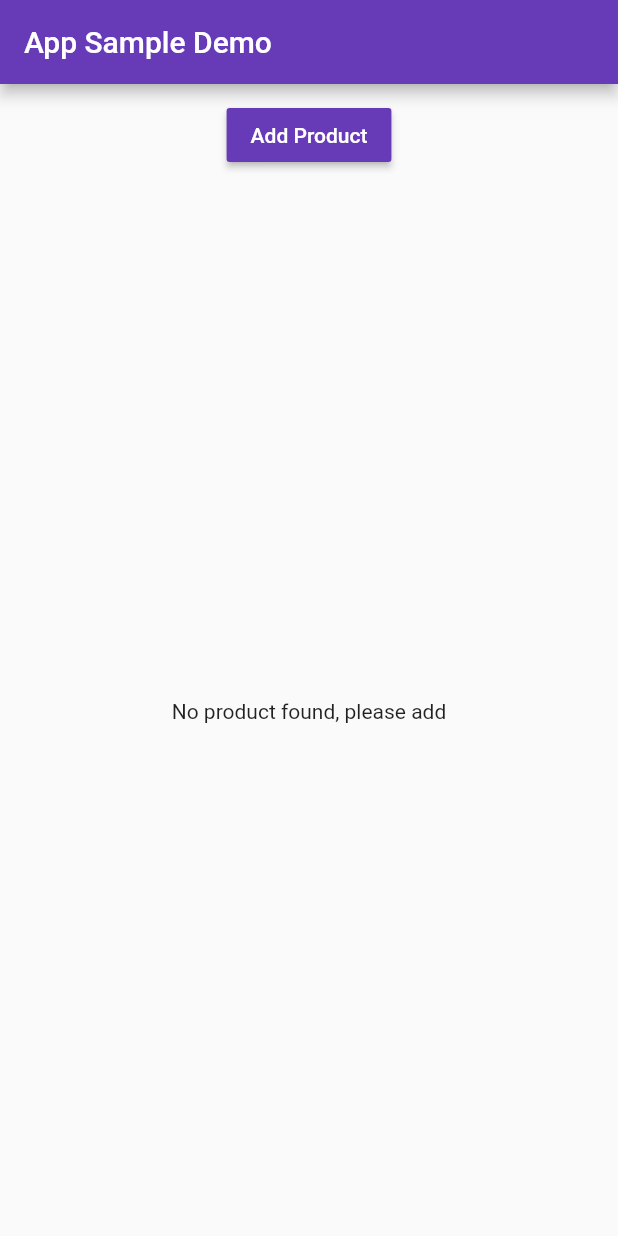
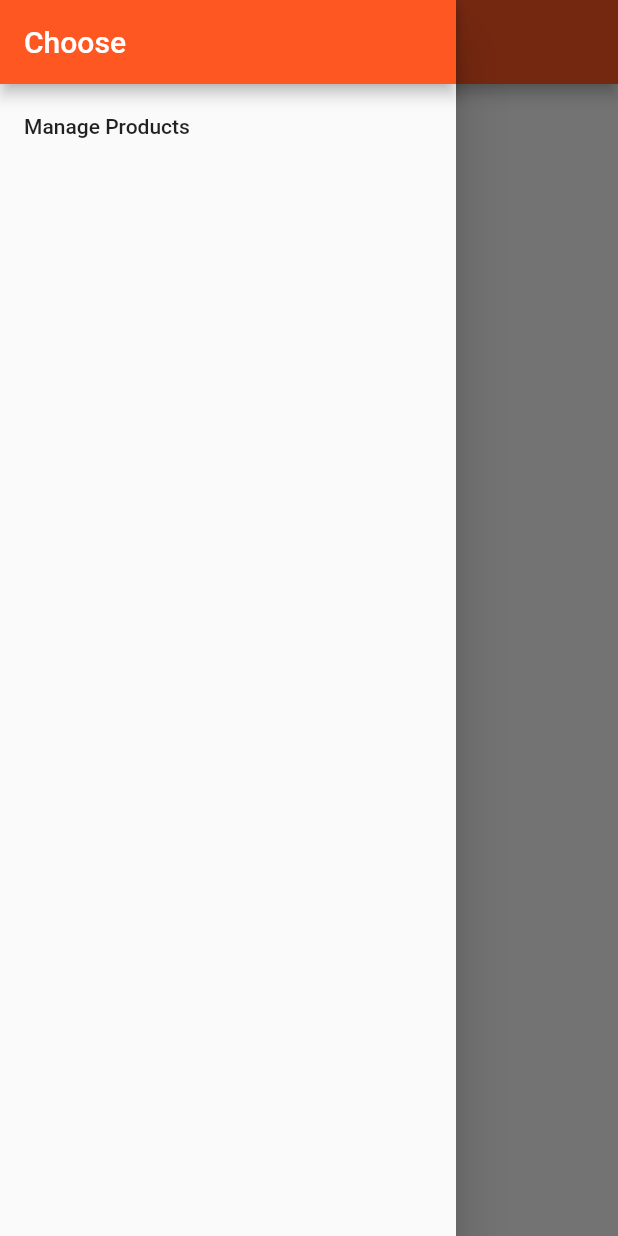
Before and after one commit to akashandroid90/food_app, a Flutter app: the screen it shows after launch, with the side drawer open (before the commit the screen has no drawer), on a phone screen of 412 x 824 dp. Run offline on Flutter 3.47's test engine with Material 2 defaults, Android fonts, the phone set to English and light mode, and no system bars.

Commit message:
update code

```diff
--- a/lib/main.dart
+++ b/lib/main.dart
@@ -1,21 +1,71 @@
 import 'package:flutter/material.dart';
-import 'package:flutter_app/pages/home.dart';
+import 'package:flutter_app/pages/product.dart';
+import 'package:flutter_app/pages/products.dart';
+import 'package:flutter_app/pages/products_admin.dart';
 // import 'package:flutter/rendering.dart';
 
-main() {
+void main() {
   // debugPaintSizeEnabled = true;
   // debugPaintBaselinesEnabled = true;
   // debugPaintPointersEnabled = true;
   runApp(MyApp());
 }
 
-class MyApp extends StatelessWidget {
+class MyApp extends StatefulWidget {
+  @override
+  State<StatefulWidget> createState() {
+    return _MyAppState();
+  }
+}
+
+class _MyAppState extends State<MyApp> {
+  List<Map<String, String>> _products = [];
+
+  void _addProduct(Map<String, String> product) {
+    setState(() {
+      _products.add(product);
+    });
+    print(_products);
+  }
+
+  void _deleteProduct(int index) {
+    setState(() {
+      _products.removeAt(index);
+    });
+  }
+
   @override
   Widget build(BuildContext context) {
     return MaterialApp(
       // debugShowMaterialGrid: true,
-      theme: ThemeData(primarySwatch: Colors.deepPurple),
-      home: HomePage(),
+      theme: ThemeData(
+          brightness: Brightness.light,
+          primarySwatch: Colors.deepOrange,
+          accentColor: Colors.deepPurple),
+      // home: AuthPage(),
+      routes: {
+        '/': (BuildContext context) =>
+            ProductsPage(_products, _addProduct, _deleteProduct),
+        '/admin': (BuildContext context) => ProductsAdminPage()
+      },
+      onGenerateRoute: (RouteSettings settings) {
+        final List<String> pathElements = settings.name.split('/');
+        if (pathElements[0] != '') {
+          return null;
+        } else if (pathElements[1] == 'product') {
+          final int index = int.parse(pathElements[2]);
+          return MaterialPageRoute<bool>(
+            builder: (BuildContext context) => ProductPage(
+                _products[index]['title'], _products[index]['image']),
+          );
+        }
+        return null;
+      },
+      onUnknownRoute: (RouteSettings settings) {
+        return MaterialPageRoute(
+            builder: (BuildContext context) =>
+                ProductsPage(_products, _addProduct, _deleteProduct));
+      },
     );
   }
 }
--- a/lib/pages/home.dart
+++ /dev/null
@@ -1,15 +0,0 @@
-import 'package:flutter/material.dart';
-
-import '../product_manager.dart';
-
-class HomePage extends StatelessWidget {
-  @override
-  Widget build(BuildContext context) {
-    return Scaffold(
-      appBar: AppBar(
-        title: Text('App Sample Demo'),
-      ),
-      body: ProductManager(),
-    );
-  }
-}
--- /dev/null
+++ b/lib/pages/products.dart
@@ -0,0 +1,37 @@
+import 'package:flutter/material.dart';
+
+import '../product_manager.dart';
+
+class ProductsPage extends StatelessWidget {
+  final List<Map<String,String>> product;
+  final Function addProduct;
+  final Function deleteProduct;
+
+ProductsPage(this.product,this.addProduct,this.deleteProduct);
+
+  @override
+  Widget build(BuildContext context) {
+    return Scaffold(
+      drawer: Drawer(
+        child: Column(
+          children: <Widget>[
+            AppBar(
+              automaticallyImplyLeading: false,
+              title: Text('Choose'),
+            ),
+            ListTile(
+              title: Text('Manage Products'),
+              onTap: () {
+                Navigator.pushReplacementNamed(context, '/admin');
+              },
+            )
+          ],
+        ),
+      ),
+      appBar: AppBar(
+        title: Text('EasyList'),
+      ),
+      body: ProductManager(product,addProduct,deleteProduct),
+    );
+  }
+}
--- a/lib/product_control.dart
+++ b/lib/product_control.dart
@@ -2,17 +2,17 @@ import 'package:flutter/material.dart';
 
 class ProductControl extends StatelessWidget {
   final Function addProduct;
+
   ProductControl(this.addProduct);
 
   @override
     Widget build(BuildContext context) {
       return RaisedButton(
             color: Theme.of(context).primaryColor,
-      textColor: Colors.white,
+            onPressed: () {
+              addProduct({'title': 'Chocolate', 'image': 'assets/food.jpg'});
+            },
             child: Text('Add Product'),
-      onPressed: () {
-        addProduct({'product':'Chocolate','image':'assets/food.jpg'});
-      },
           );
     }
 }
--- a/lib/product_manager.dart
+++ b/lib/product_manager.dart
@@ -1,52 +1,25 @@
 import 'package:flutter/material.dart';
-import 'package:flutter_app/product_control.dart';
 
 import './products.dart';
+import './product_control.dart';
 
-class ProductManager extends StatefulWidget {
-  final Map<String,String> startingProduct;
+class ProductManager extends StatelessWidget {
+  final List<Map<String,String>> product;
+  final Function addProduct;
+  final Function deleteProduct;
 
-  ProductManager({this.startingProduct});
-
-  @override
-  State<StatefulWidget> createState() {
-    return _ProductManagerState();
-  }
-}
-
-class _ProductManagerState extends State<ProductManager> {
-  List<Map<String,String>> _products = [];
-
-@override
-  void initState() {
-    if(widget.startingProduct!=null)
-    _products.add(widget.startingProduct);
-    super.initState();
-  }
-
-  void _addProduct(Map<String,String> product) {
-    setState(() {
-      _products.add(product);
-    });
-  }
-
-  void _deleteProduct(int position) {
-    setState(() {
-      _products.removeAt(position);
-    });
-  }
+ProductManager(this.product,this.addProduct,this.deleteProduct);
 
   @override
   Widget build(BuildContext context) {
+    print('[ProductManager State] build()');
     return Column(
-      children: <Widget>[
+      children: [
         Container(
           margin: EdgeInsets.all(10.0),
-          child: ProductControl(_addProduct),
+          child: ProductControl(addProduct),
         ),
-        Expanded(
-          child: Products(_products,_deleteProduct),
-        ),
+        Expanded(child: Products(product, deleteProduct: deleteProduct))
       ],
     );
   }
--- a/lib/products.dart
+++ b/lib/products.dart
@@ -1,33 +1,31 @@
 import 'package:flutter/material.dart';
-import 'package:flutter_app/pages/product_detail.dart';
 
 class Products extends StatelessWidget {
   final List<Map<String, String>> products;
-   final Function deleteProduct;
-  Products(this.products,this.deleteProduct);
+  final Function deleteProduct;
 
-  Widget _buildProductItem(context, index) {
+  Products(this.products, {this.deleteProduct}) {
+    print('[Products Widget] Constructor');
+  }
+
+  Widget _buildProductItem(BuildContext context, int index) {
     return Card(
       child: Column(
         children: <Widget>[
           Image.asset(products[index]['image']),
-          Text(products[index]['product']),
+          Text(products[index]['title']),
           ButtonBar(
             alignment: MainAxisAlignment.center,
             children: <Widget>[
               FlatButton(
                 child: Text('Details'),
-                onPressed: () => Navigator.push<bool>(
-                  context,
-                  MaterialPageRoute(
-                    builder: (BuildContext context) => ProductDetail(
-                        title: products[index]['product'],
-                        imageUrl: products[index]['image']),
-                  ),
-                ).then((bool value){
-                  if(value)
-                  deleteProduct(index);
-                }),
+                onPressed: () => Navigator
+                        .pushNamed<bool>(context, '/product/'+index.toString())
+                        .then((bool value) {
+                      if (value) {
+                        deleteProduct(index);
+                      }
+                    }),
               )
             ],
           )
@@ -36,13 +34,22 @@ class Products extends StatelessWidget {
     );
   }
 
+  Widget _buildProductList() {
+    Widget productCards;
+    if (products.length > 0) {
+      productCards = ListView.builder(
+        itemBuilder: _buildProductItem,
+        itemCount: products.length,
+      );
+    } else {
+      productCards = Container();
+    }
+    return productCards;
+  }
+
   @override
   Widget build(BuildContext context) {
-    return products.length > 0
-        ? ListView.builder(
-            itemBuilder: _buildProductItem,
-            itemCount: products.length,
-          )
-        : Center(child: Text("No product found, please add"));
+    print('[Products Widget] build()');
+    return _buildProductList();
   }
 }
```
Also changed, not shown: lib/pages/auth.dart (added, +22 -0 lines), lib/pages/product.dart (added, +62 -0 lines), lib/pages/product_create.dart (added, +17 -0 lines), lib/pages/product_detail.dart (deleted, +0 -43 lines), lib/pages/product_list.dart (added, +10 -0 lines), lib/pages/products_admin.dart (added, +51 -0 lines), pubspec.lock. Lines whose indentation alone changed are shown as unchanged.
